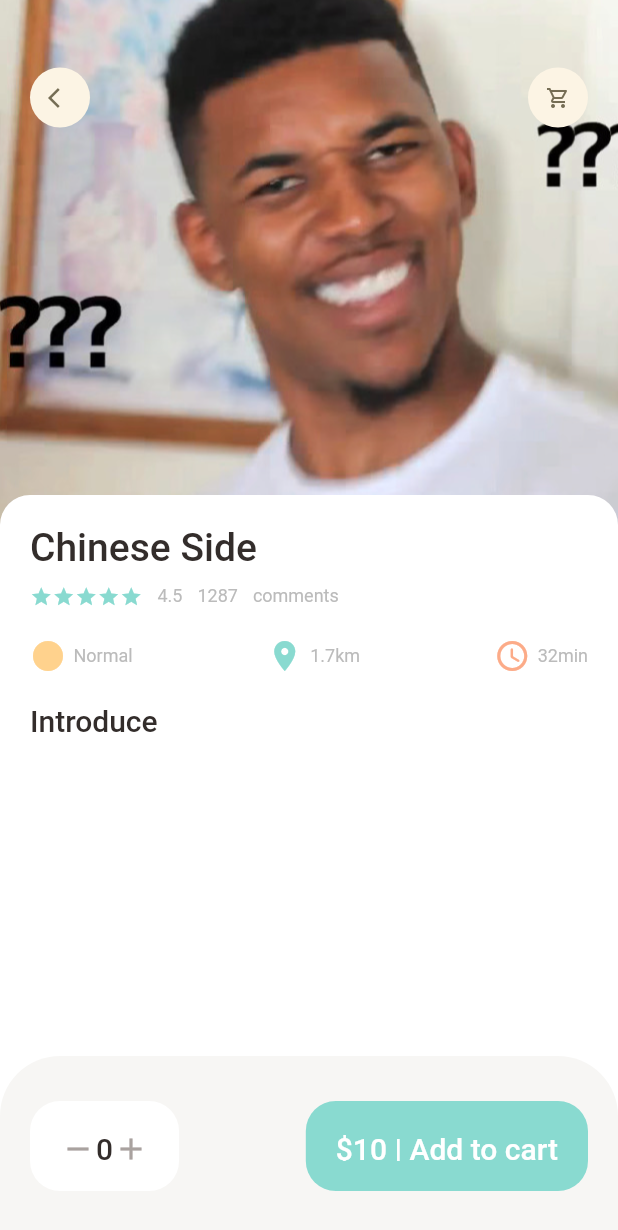
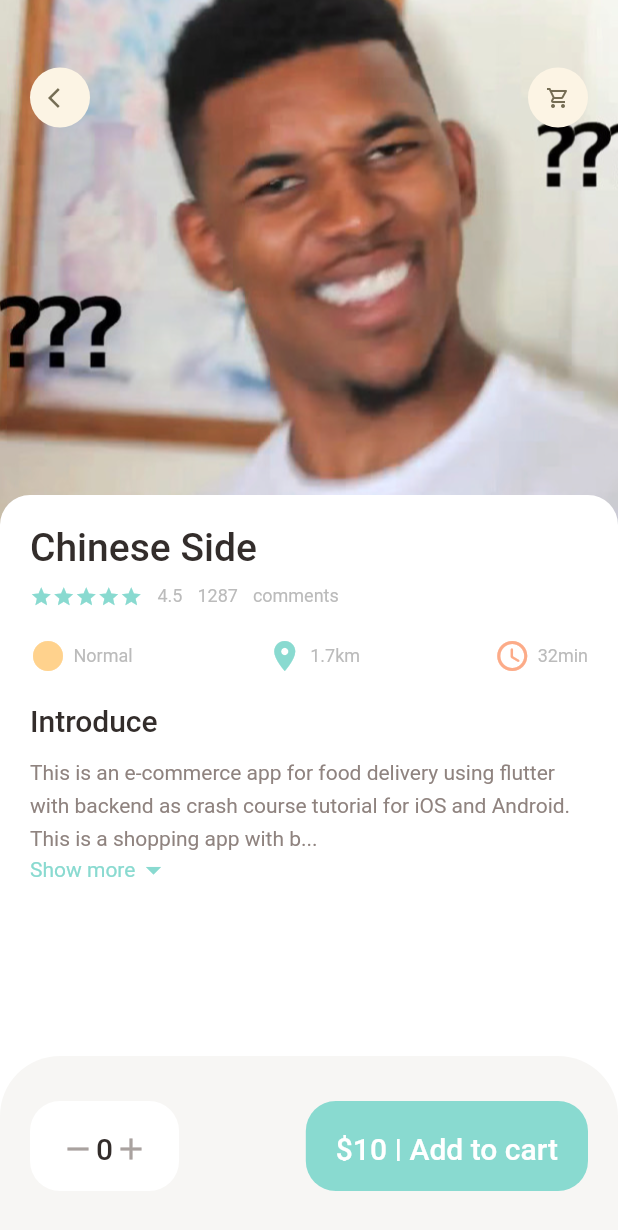
Before and after one commit to omitoful/food_delivery_demo, a Flutter app: the screen it shows after launch, on a phone screen of 412 x 824 dp. Shown: the top 1230 px of the screen. Run offline on Flutter 3.47's test engine with Material 2 defaults, Android fonts, the phone set to English and light mode, and no system bars; our stand-ins replace dots_indicator, get.

Commit message:
setup expandable text widget

```diff
--- a/lib/pages/food/popular_food_detail.dart
+++ b/lib/pages/food/popular_food_detail.dart
@@ -1,6 +1,7 @@
 import 'package:flutter/material.dart';
 import 'package:food_delivery/Utils/app_layout.dart';
 import 'package:food_delivery/widgets/app_column.dart';
+import 'package:food_delivery/widgets/expandable_text_widget.dart';
 import '../../Utils/colors.dart';
 import '../../widgets/app_icon.dart';
 import '../../widgets/big_text.dart';
@@ -16,6 +17,7 @@ class PopularFoodDetail extends StatelessWidget {
       backgroundColor: Colors.white,
       body: Stack(
         children: [
+          /// background image
           Positioned(
             left: 0,
             right: 0,
@@ -30,6 +32,7 @@ class PopularFoodDetail extends StatelessWidget {
               ),
             ),
           ),
+          /// icon widgets
           Positioned(
             top: AppLayout.getHeight(45),
             left: AppLayout.getWidth(20),
@@ -42,6 +45,7 @@ class PopularFoodDetail extends StatelessWidget {
               ],
             ),
           ),
+          /// introduction of food
           Positioned(
             left: 0,
             right: 0,
@@ -61,11 +65,20 @@ class PopularFoodDetail extends StatelessWidget {
                 children: [
                   const AppColumn(text: "Chinese Side"),
                   SizedBox(height: AppLayout.getHeight(20)),
-                  BigText(text: "Introduce")
+                  BigText(text: "Introduce"),
+                  SizedBox(height: AppLayout.getHeight(10)),
+                  const Expanded(
+                    child: SingleChildScrollView(
+                      child: ExpandableTextWidget(
+                          text: "This is an e-commerce app for food delivery using flutter with backend as crash course tutorial for iOS and Android. This is a shopping app with backend of Laravel and Laravel admin panel using restful api complete CRUD operations. We also used firebase for notification. This tutorial covers complete shopping cart, placing orders, signup or registration, sign-in or login, payment.\nThis is an e-commerce app for food delivery using flutter with backend as crash course tutorial for iOS and Android. This is a shopping app with backend of Laravel and Laravel admin panel using restful api complete CRUD operations. We also used firebase for notification. This tutorial covers complete shopping cart, placing orders, signup or registration, sign-in or login, payment.\nThis is an e-commerce app for food delivery using flutter with backend as crash course tutorial for iOS and Android. This is a shopping app with backend of Laravel and Laravel admin panel using restful api complete CRUD operations. We also used firebase for notification. This tutorial covers complete shopping cart, placing orders, signup or registration, sign-in or login, payment."
+                      ),
+                    ),
+                  ),
+                  SizedBox(height: AppLayout.getHeight(10)),
                 ],
               ),
             ),
-          )
+          ),
         ]
       ),
       bottomNavigationBar: Container(
--- /dev/null
+++ b/lib/widgets/expandable_text_widget.dart
@@ -0,0 +1,56 @@
+import 'package:flutter/cupertino.dart';
+import 'package:flutter/material.dart';
+import 'package:food_delivery/Utils/app_layout.dart';
+import 'package:food_delivery/Utils/colors.dart';
+import 'package:food_delivery/widgets/small_text.dart';
+
+class ExpandableTextWidget extends StatefulWidget {
+  final String text;
+  const ExpandableTextWidget({Key? key, required this.text}) : super(key: key);
+
+  @override
+  State<ExpandableTextWidget> createState() => _ExpandableTextWidgetState();
+}
+
+class _ExpandableTextWidgetState extends State<ExpandableTextWidget> {
+  late String firstHalf;
+  late String secondHalf;
+  bool hiddenText = true;
+  double textH = AppLayout.screenH / 5.63;
+
+  @override
+  void initState() {
+    super.initState();
+    if (widget.text.length > textH) {
+      firstHalf = widget.text.substring(0, textH.toInt());
+      secondHalf = widget.text.substring(textH.toInt() + 1, widget.text.length);
+    } else {
+      firstHalf = widget.text;
+      secondHalf = "";
+    }
+  }
+
+  @override
+  Widget build(BuildContext context) {
+    return Container(
+      child: secondHalf.isEmpty ? SmallText(text: firstHalf, size: AppLayout.getHeight(14), color: AppColors.paraColor) : Column(
+        children: [
+          SmallText(height: 1.6, text: hiddenText ? ("$firstHalf...") : (firstHalf + secondHalf), size: AppLayout.getHeight(14), color: AppColors.paraColor),
+          InkWell(
+            onTap: () {
+              setState(() {
+                hiddenText = !hiddenText;
+              });
+            },
+            child: Row(
+              children: [
+                SmallText(text: "Show more", color: AppColors.mainColor, size: AppLayout.getHeight(14)),
+                Icon(hiddenText ? Icons.arrow_drop_down : Icons.arrow_drop_up, color: AppColors.mainColor),
+              ],
+            ),
+          )
+        ],
+      ),
+    );
+  }
+}
```
